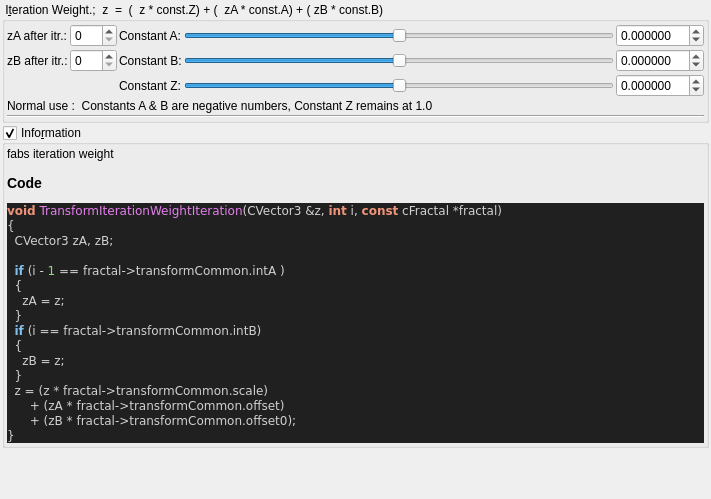
Old version of the form mandelbulber2/qt_data/fractal_transf_iteration_weight.ui in the repository buddhi1980/mandelbulber2.
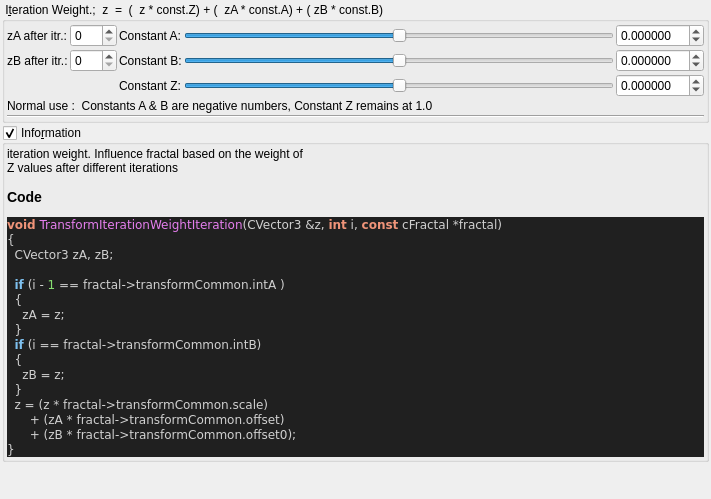
New version of the form. Custom widgets are drawn as their Qt base class.

```diff
--- a/mandelbulber2/qt_data/fractal_transf_iteration_weight.ui
+++ b/mandelbulber2/qt_data/fractal_transf_iteration_weight.ui
@@ -324,7 +324,7 @@
       <item>
        <widget class="QLabel" name="label_code_content">
         <property name="text">
-         <string>&lt;p&gt;fabs iteration weight&lt;/p&gt;&lt;table&gt;
+         <string>&lt;p&gt;iteration weight. Influence fractal based on the weight of&lt;br&gt;Z values after different iterations&lt;/p&gt;&lt;table&gt;
 &lt;/table&gt;
 &lt;h3&gt;Code&lt;/h3&gt;
 &lt;!DOCTYPE HTML PUBLIC &quot;-//W3C//DTD HTML 4.0 Transitional//EN&quot;&gt;
```
